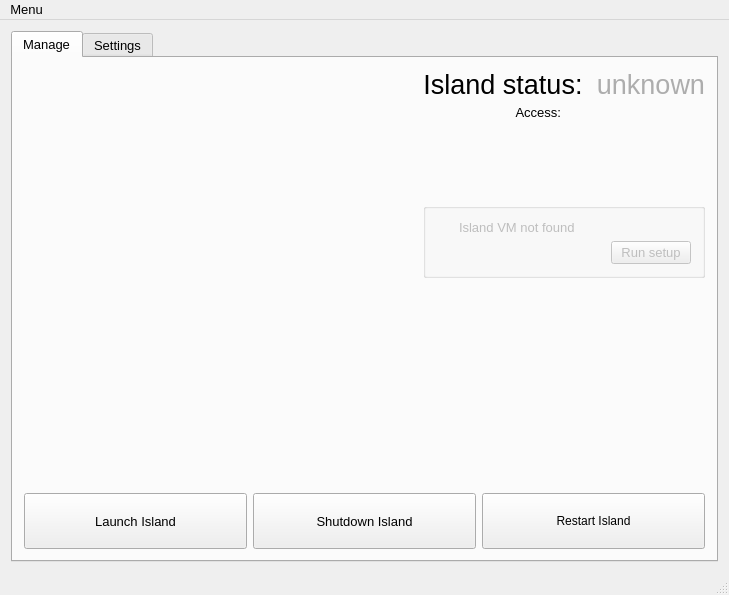
The window that mac-manager/forms/mainwindow.ui (viocost/islands) describes before a commit, drawn with Qt 5.
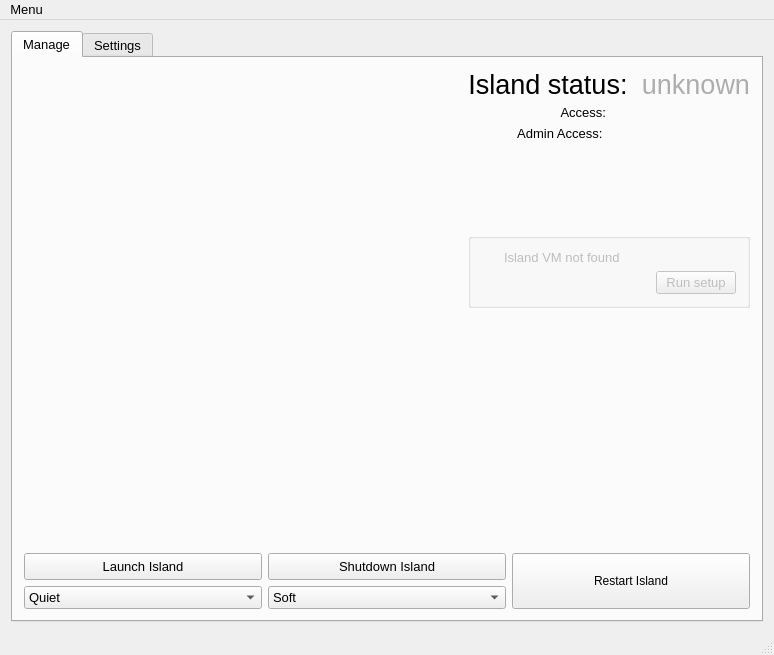
The same window after the commit. Icons and pictures are not drawn.

Commit message: Added startup and shutdown modes

```diff
--- a/mac-manager/forms/mainwindow.ui
+++ b/mac-manager/forms/mainwindow.ui
@@ -6,8 +6,8 @@
    <rect>
     <x>0</x>
     <y>0</y>
-    <width>729</width>
-    <height>595</height>
+    <width>774</width>
+    <height>655</height>
    </rect>
   </property>
   <property name="minimumSize">
@@ -48,7 +48,7 @@
        <attribute name="title">
         <string>Manage</string>
        </attribute>
-       <layout class="QVBoxLayout" name="verticalLayout_4">
+       <layout class="QVBoxLayout" name="verticalLayout_6">
         <item>
          <layout class="QHBoxLayout" name="horizontalLayout_7">
           <item>
@@ -94,7 +94,10 @@
           <item>
            <layout class="QVBoxLayout" name="verticalLayout_5">
             <item>
-             <layout class="QHBoxLayout" name="horizontalLayout_2">
+             <layout class="QHBoxLayout" name="horizontalLayout_2" stretch="0,0">
+              <property name="spacing">
+               <number>6</number>
+              </property>
               <property name="sizeConstraint">
                <enum>QLayout::SetMaximumSize</enum>
               </property>
@@ -120,12 +123,21 @@
                   <pointsize>20</pointsize>
                  </font>
                 </property>
+                <property name="styleSheet">
+                 <string notr="true"/>
+                </property>
                 <property name="text">
                  <string>Island status: </string>
                 </property>
+                <property name="scaledContents">
+                 <bool>false</bool>
+                </property>
                 <property name="alignment">
                  <set>Qt::AlignRight|Qt::AlignTop|Qt::AlignTrailing</set>
                 </property>
+                <property name="margin">
+                 <number>0</number>
+                </property>
                </widget>
               </item>
               <item>
@@ -232,6 +244,44 @@
               </item>
              </layout>
             </item>
+            <item>
+             <layout class="QHBoxLayout" name="horizontalLayout_8">
+              <property name="bottomMargin">
+               <number>0</number>
+              </property>
+              <item>
+               <widget class="QLabel" name="island_admin_access_label">
+                <property name="layoutDirection">
+                 <enum>Qt::LeftToRight</enum>
+                </property>
+                <property name="text">
+                 <string>Admin Access: </string>
+                </property>
+                <property name="alignment">
+                 <set>Qt::AlignRight|Qt::AlignTrailing|Qt::AlignVCenter</set>
+                </property>
+               </widget>
+              </item>
+              <item>
+               <widget class="QLabel" name="island_admin_access_address">
+                <property name="font">
+                 <font>
+                  <underline>true</underline>
+                 </font>
+                </property>
+                <property name="styleSheet">
+                 <string notr="true"/>
+                </property>
+                <property name="text">
+                 <string notr="true"/>
+                </property>
+                <property name="openExternalLinks">
+                 <bool>true</bool>
+                </property>
+               </widget>
+              </item>
+             </layout>
+            </item>
             <item>
              <spacer name="verticalSpacer_2">
               <property name="orientation">
@@ -339,6 +389,8 @@
         <item>
          <layout class="QHBoxLayout" name="horizontalLayout_4">
           <item>
+           <layout class="QVBoxLayout" name="verticalLayout_2">
+            <item>
            <widget class="QPushButton" name="launchIslandButton">
             <property name="sizePolicy">
              <sizepolicy hsizetype="Minimum" vsizetype="Preferred">
@@ -368,6 +420,24 @@
            </widget>
           </item>
           <item>
+             <widget class="QComboBox" name="launchMode">
+              <item>
+               <property name="text">
+                <string>Quiet</string>
+               </property>
+              </item>
+              <item>
+               <property name="text">
+                <string>Normal</string>
+               </property>
+              </item>
+             </widget>
+            </item>
+           </layout>
+          </item>
+          <item>
+           <layout class="QVBoxLayout" name="verticalLayout_4">
+            <item>
            <widget class="QPushButton" name="shutdownIslandButton">
             <property name="sizePolicy">
              <sizepolicy hsizetype="Minimum" vsizetype="Preferred">
@@ -391,6 +461,22 @@
            </widget>
           </item>
           <item>
+             <widget class="QComboBox" name="stopMode">
+              <item>
+               <property name="text">
+                <string>Soft</string>
+               </property>
+              </item>
+              <item>
+               <property name="text">
+                <string>Force</string>
+               </property>
+              </item>
+             </widget>
+            </item>
+           </layout>
+          </item>
+          <item>
            <widget class="QPushButton" name="restartIslandButton">
             <property name="sizePolicy">
              <sizepolicy hsizetype="Minimum" vsizetype="Preferred">
@@ -424,16 +510,7 @@
        <attribute name="title">
         <string>Settings</string>
        </attribute>
-       <layout class="QVBoxLayout" name="verticalLayout_2">
-        <item>
          <layout class="QFormLayout" name="formLayout">
-          <item row="1" column="0">
-           <widget class="QLabel" name="vMIdLabel">
-            <property name="text">
-             <string>Island VM id:</string>
-            </property>
-           </widget>
-          </item>
           <item row="0" column="0">
            <widget class="QLabel" name="vMnameLabel">
             <property name="text">
@@ -451,24 +528,14 @@
             </property>
            </widget>
           </item>
-          <item row="1" column="1">
-           <widget class="QLineEdit" name="vmidLineEdit">
-            <property name="minimumSize">
-             <size>
-              <width>300</width>
-              <height>0</height>
-             </size>
-            </property>
-           </widget>
-          </item>
-          <item row="2" column="0">
+        <item row="1" column="0">
            <widget class="QLabel" name="vboxmanagePathLabel">
             <property name="text">
              <string>Path to vboxmanage:</string>
             </property>
            </widget>
           </item>
-          <item row="2" column="1">
+        <item row="1" column="1">
            <widget class="QLineEdit" name="vboxmanagePathLineEdit">
             <property name="minimumSize">
              <size>
@@ -478,7 +545,16 @@
             </property>
            </widget>
           </item>
-          <item row="3" column="1">
+        <item row="2" column="1">
+         <layout class="QHBoxLayout" name="horizontalLayout_10">
+          <item>
+           <widget class="QPushButton" name="pushButton_2">
+            <property name="text">
+             <string>Save</string>
+            </property>
+           </widget>
+          </item>
+          <item>
            <widget class="QPushButton" name="pushButton">
             <property name="text">
              <string>Restore default</string>
@@ -498,8 +574,8 @@
     <rect>
      <x>0</x>
      <y>0</y>
-     <width>729</width>
-     <height>22</height>
+     <width>774</width>
+     <height>21</height>
     </rect>
    </property>
    <widget class="QMenu" name="menuOptions">
```
Lines whose indentation alone changed are shown as unchanged. The commit also changes 14 other files.
